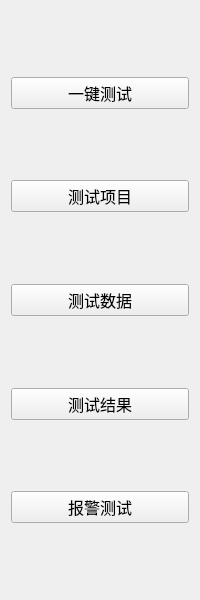
ChinaClever/IDC_TestSystem, file IDC_TestSystem/SI-PDU/toolbox/sitesttoolwid.ui: the form before one commit.
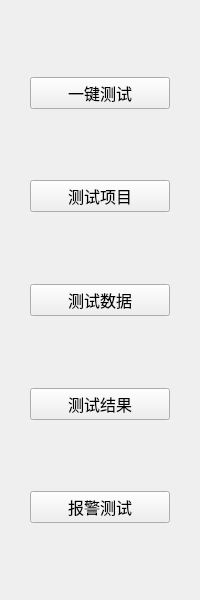
The form after the commit.

The edit to the form file:
```diff
--- a/IDC_TestSystem/SI-PDU/toolbox/sitesttoolwid.ui
+++ b/IDC_TestSystem/SI-PDU/toolbox/sitesttoolwid.ui
@@ -20,6 +20,12 @@
    <string>Form</string>
   </property>
   <layout class="QVBoxLayout" name="verticalLayout">
+   <property name="leftMargin">
+    <number>30</number>
+   </property>
+   <property name="rightMargin">
+    <number>30</number>
+   </property>
    <item>
     <spacer name="verticalSpacer_6">
      <property name="orientation">
```
